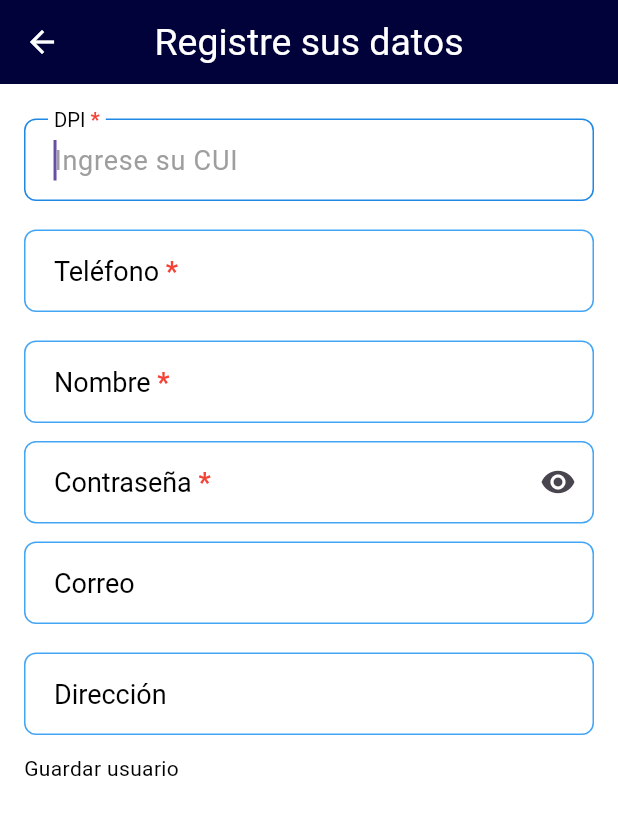
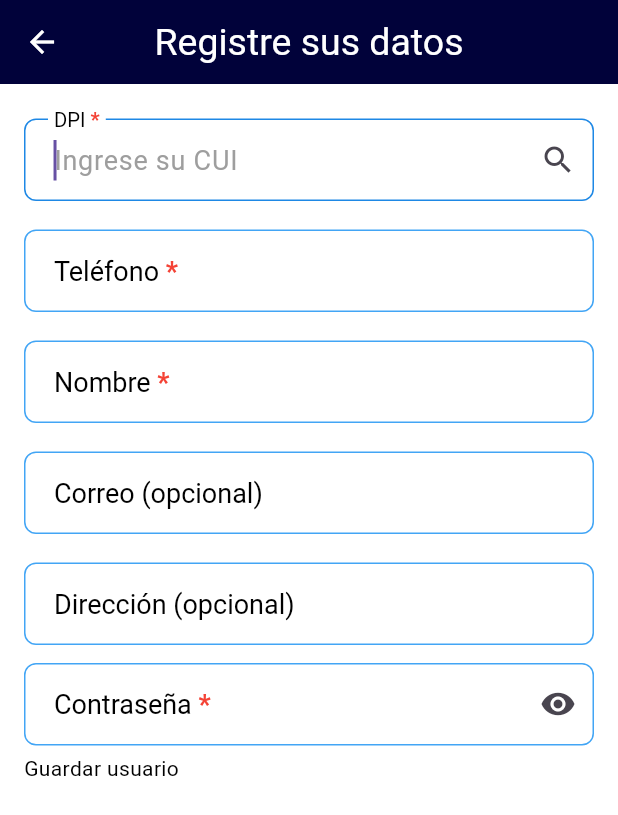
Before and after one commit to herbert-ovalle/app-el-bienestar, a Flutter app: the FormularioComponent screen opened directly, on a phone screen of 412 x 824 dp. Shown: the top 815 px of the screen. Run offline on Flutter 3.47's test engine with Material 3 defaults, Android fonts, the phone set to English and light mode, and no system bars; our stand-ins replace flutter_multi_formatter, flutter_secure_storage, flutter_svg, font_awesome_flutter, geolocator, google_maps_flutter and 5 more; missing offline and left inert: async_button_builder, dart_jsonwebtoken, xml2json; accounts and stored records are empty; network calls fail.

```diff
--- a/lib/component/fomulariosolicitud.component.dart
+++ b/lib/component/fomulariosolicitud.component.dart
@@ -1,3 +1,4 @@
+import 'package:app_bienestar/class/preferences.theme.dart';
 import 'package:app_bienestar/component/formgeneral.component.dart';
 import 'package:app_bienestar/component/spiner-asincrono.component.dart';
 import 'package:app_bienestar/models/z_model.dart';
@@ -40,7 +41,7 @@ class _FormularioSolicitudState extends State<FormularioSolicitud> {
       child: Container(
         width: MediaQuery.of(context).size.width * 0.95,
         decoration: BoxDecoration(
-          color: Colors.white,
+          color: Preferences.isDarkmode ? Colors.grey[800] : Colors.white,
           borderRadius: BorderRadius.circular(10),
         ),
         padding: const EdgeInsets.all(20),
@@ -57,7 +58,7 @@ class _FormularioSolicitudState extends State<FormularioSolicitud> {
                 ),
                 const SizedBox(height: 15),
                 InputForm(
-                    name: "cui",
+                    name: "dpi",
                     controller: _cuiController,
                     focusNode: _cuiFocus,
                     label: "DPI",
@@ -65,6 +66,7 @@ class _FormularioSolicitudState extends State<FormularioSolicitud> {
                     keyboardType: TextInputType.number,
                     campoObli: true,
                     autoFocus: true,
+                    suffixIcon: Icon(Icons.search),
                     formatters: [
                       MaskTextInputFormatter(
                           mask: '#### ##### ####',
--- a/lib/component/formgeneral.component.dart
+++ b/lib/component/formgeneral.component.dart
@@ -1,16 +1,15 @@
-import 'package:app_bienestar/component/spiner-asincrono.component.dart';
 import 'package:app_bienestar/models/validador.model.dart';
-import 'package:app_bienestar/providers/guardar_usuario.dart';
 import 'package:app_bienestar/providers/registro_user.dart';
-import 'package:app_bienestar/screen/login.screen.dart';
 import 'package:app_bienestar/themes/tema_app.dart';
 import 'package:flutter/material.dart';
 import 'package:flutter/services.dart';
 import 'package:provider/provider.dart';
 
+import '../services/z_service.dart';
+
 class InputForm extends StatefulWidget {
-  const InputForm({
-    super.key,
+  const InputForm(
+      {super.key,
       required this.controller,
       required this.label,
       required this.hint,
@@ -24,7 +23,7 @@ class InputForm extends StatefulWidget {
       this.campoObli = false,
       this.validar,
       this.maxlines = 1,
-  });
+      this.suffixIcon});
 
   final String name;
   final TextEditingController controller;
@@ -39,6 +38,7 @@ class InputForm extends StatefulWidget {
   final bool campoObli;
   final Validar? validar;
   final int? maxlines;
+  final Widget? suffixIcon;
 
   @override
   State<InputForm> createState() => _InputFormState();
@@ -83,6 +83,7 @@ class _InputFormState extends State<InputForm> {
             ? TextInputAction.next
             : TextInputAction.done,
         decoration: AppTheme.inputDecoration(
+            suffixIcon: widget.suffixIcon,
             label: widget.label,
             hint: widget.hint,
             requerido: widget.campoObli),
@@ -94,28 +95,7 @@ class _InputFormState extends State<InputForm> {
         },
         onChanged: (value) async {
           if (widget.name == "dpi" && value.length == 15) {
-            final rsdpi = await showLoadingDialog(
-                context, UsuarioAsociadoN().validarDPI(value));
-
-            if (rsdpi.respuesta == "success") {
-              Navigator.push(
-                  // ignore: use_build_context_synchronously
-                  context,
-                  MaterialPageRoute(
-                      builder: (context) => BankLoginScreen(
-                            dpiI: value,
-                          )));
-              // ignore: use_build_context_synchronously
-              ScaffoldMessenger.of(context).showSnackBar(
-                SnackBar(
-                    content: Text("Ya tiene usuario ingrese su contraseña")),
-              );
-            } else {
-              // ignore: use_build_context_synchronously
-              ScaffoldMessenger.of(context).showSnackBar(
-                SnackBar(content: Text(rsdpi.mensaje)),
-              );
-            }
+            await validarCUIngresado(context, value);
           }
           datoUser.datosUsuario[widget.name] = value;
         },
--- a/lib/component/formulario.component.dart
+++ b/lib/component/formulario.component.dart
@@ -4,6 +4,7 @@ import 'package:app_bienestar/models/z_model.dart';
 import 'package:app_bienestar/providers/guardar_usuario.dart';
 import 'package:app_bienestar/providers/registro_user.dart';
 import 'package:app_bienestar/screen/login.screen.dart';
+import 'package:app_bienestar/services/z_service.dart';
 import 'package:app_bienestar/themes/tema_app.dart';
 import 'package:async_button_builder/async_button_builder.dart';
 import 'package:flutter/material.dart';
@@ -11,8 +12,9 @@ import 'package:provider/provider.dart';
 import 'package:mask_text_input_formatter/mask_text_input_formatter.dart';
 
 class FormularioComponent extends StatefulWidget {
-  const FormularioComponent({super.key});
+  const FormularioComponent({super.key, this.infoIni});
 
+  final CargarInfoPre? infoIni;
   @override
   State<FormularioComponent> createState() => _FormularioComponentState();
 }
@@ -27,10 +29,25 @@ class _FormularioComponentState extends State<FormularioComponent> {
   final TextEditingController _telefonoController = TextEditingController();
   final TextEditingController _direccionController = TextEditingController();
   final TextEditingController _contrasenaController = TextEditingController();
+  bool mostrarTelAso = false;
 
   final FocusNode _dpiFocus = FocusNode();
   final FocusNode _telefonoFocus = FocusNode();
   final FocusNode _nombreFocus = FocusNode();
+
+  @override
+  void initState() {
+    Future.microtask(() {
+      if (widget.infoIni != null) {
+        mostrarTelAso = true;
+        _dpiController.text = widget.infoIni!.dpi.toString();
+        _nombreController.text = widget.infoIni!.nombres;
+        _correoController.text = widget.infoIni!.correoElectronico;
+      }
+    });
+
+    super.initState();
+  }
 
   @override
   void dispose() {
@@ -56,7 +73,18 @@ class _FormularioComponentState extends State<FormularioComponent> {
       appBar: AppBar(title: Text("Registre sus datos")),
       body: Padding(
         padding: EdgeInsets.all(16.0),
-        child: Form(
+        child: Consumer<DatosUsuarioProvider>(
+            builder: (BuildContext context, value, Widget? child) {
+          print(value.lastFunctionCalled);
+          if (value.lastFunctionCalled == "limpiarTodo") {
+            _telefonoController.clear();
+            _nombreController.clear();
+            _correoController.clear();
+            _direccionController.clear();
+            _contrasenaController.clear();
+            mostrarTelAso = false;
+          }
+          return Form(
             key: _formKey,
             autovalidateMode: AutovalidateMode.onUserInteraction,
             child: SingleChildScrollView(
@@ -75,6 +103,17 @@ class _FormularioComponentState extends State<FormularioComponent> {
                       autoFocus: true,
                       focusNode: _dpiFocus,
                       nextFocus: _telefonoFocus,
+                      suffixIcon: IconButton(
+                          onPressed: () async {
+                            if (_dpiController.text.length == 15) {
+                              await validarCUIngresado(
+                                  context, _dpiController.text);
+                            } else {
+                              await ReproductorMusic()
+                                  .showBankSnackBar("Dígite su CUI");
+                            }
+                          },
+                          icon: Icon(Icons.search)),
                       formatters: [
                         MaskTextInputFormatter(
                             mask: '#### ##### ####',
@@ -82,10 +121,26 @@ class _FormularioComponentState extends State<FormularioComponent> {
                       ],
                       validar: Validar(maxLength: 15, minLength: 15)),
 
+                  if (mostrarTelAso)
+                    Container(
+                      padding: EdgeInsets.all(12),
+                      alignment: AlignmentDirectional.center,
+                      width: MediaQuery.of(context).size.height,
+                      decoration: BoxDecoration(
+                        border: Border.all(
+                            color: Colors.purple), // Cambia el color del borde
+                        borderRadius: BorderRadius.circular(8),
+                        color: Colors.grey[200], // Fondo gris claro
+                      ),
+                      child: Text(
+                        "Teléfono: ${widget.infoIni!.telefono}",
+                        style: TextStyle(color: Colors.purple, fontSize: 16),
+                      ),
+                    ),
                   InputForm(
                       name: "telefono",
                       controller: _telefonoController,
-                    label: "Teléfono",
+                      label: !mostrarTelAso ? 'Teléfono' : 'Confirmar teléfono',
                       hint: "Ingrese su teléfono",
                       keyboardType: TextInputType.phone,
                       focusNode: _telefonoFocus,
@@ -108,9 +163,7 @@ class _FormularioComponentState extends State<FormularioComponent> {
                       campoObli: true,
                       validar: Validar(maxLength: 60, minLength: 12)),
 
-                // Contraseña
-                _buildPasswordField(),
-
+                  if (!mostrarTelAso)
                     InputForm(
                       name: "correo",
                       controller: _correoController,
@@ -138,19 +191,31 @@ class _FormularioComponentState extends State<FormularioComponent> {
                       label: "Dirección",
                       hint: "Ingrese su dirección"),
 
+                  // Contraseña
+                  _buildPasswordField(),
+
                   // Botón de envío
-                _buildSubmitButton(context),
+                  _buildSubmitButton(
+                      context,
+                      widget.infoIni ??
+                          CargarInfoPre(
+                              nombres: "",
+                              telefono: "",
+                              correoElectronico: "",
+                              dpi: "",
+                              esAsociado: true)),
                 ],
               ),
             ),
-        ),
+          );
+        }),
       ),
     );
   }
 
   /// Campo de contraseña con botón de "ver contraseña"
   Widget _buildPasswordField() {
-    final dato = Provider.of<DatosUsuarioProvider>(context);
+    final dato = Provider.of<DatosUsuarioProvider>(context, listen: false);
     return SizedBox(
       width: MediaQuery.of(context).size.width > 600 ? 300 : double.infinity,
       child: TextFormField(
@@ -164,6 +229,7 @@ class _FormularioComponentState extends State<FormularioComponent> {
           suffixIcon: IconButton(
             icon: Icon(_showPassword ? Icons.visibility_off : Icons.visibility),
             onPressed: () {
+              dato.lastFunctionCalled = "ninguno";
               setState(() {
                 _showPassword = !_showPassword;
               });
@@ -185,7 +251,7 @@ class _FormularioComponentState extends State<FormularioComponent> {
   }
 
   /// Botón de envío del formulario
-  Widget _buildSubmitButton(BuildContext context) {
+  Widget _buildSubmitButton(BuildContext context, CargarInfoPre infoAsociado) {
     final datoUser = Provider.of<DatosUsuarioProvider>(context);
     return SizedBox(
       width: double.infinity,
@@ -194,7 +260,9 @@ class _FormularioComponentState extends State<FormularioComponent> {
           if (_formKey.currentState!.validate()) {
             FocusScope.of(context).unfocus();
             FocusManager.instance.primaryFocus?.unfocus();
-            final datUser = RegistroUsuario.fromJson(datoUser.datosUsuario);
+            final datUser = RegistroUsuario.fromJson(
+                {...infoAsociado.toJson(), ...datoUser.datosUsuario});
+
             Respuesta res = await showLoadingDialog(
                 context, UsuarioAsociadoN().guardarAsociado(datUser.toJson()));
 
--- a/lib/component/inforequisitos.component.dart
+++ b/lib/component/inforequisitos.component.dart
@@ -1,4 +1,5 @@
 // Método para mostrar los requisitos en un AlertDialog
+import 'package:app_bienestar/class/preferences.theme.dart';
 import 'package:app_bienestar/models/z_model.dart';
 import 'package:flutter/material.dart';
 
@@ -27,7 +28,7 @@ void mostrarRequisitos(
           color: Colors.black12,
           width: MediaQuery.of(context).size.width * 0.94,
           child: Card(
-            color: Colors.white,
+            color: Preferences.isDarkmode ? Colors.grey[700] : Colors.white,
             shape:
                 RoundedRectangleBorder(borderRadius: BorderRadius.circular(12)),
             elevation: 4, // Sombra para mejor apariencia
--- a/lib/component/productos.component.dart
+++ b/lib/component/productos.component.dart
@@ -76,7 +76,7 @@ class ProductosScreen extends StatelessWidget {
                               ? LinearGradient(
                                   begin: Alignment.topCenter,
                                   end: Alignment.bottomCenter,
-                                  colors: <Color>[Colors.orange, Colors.red],
+                                  colors: <Color>[const Color.fromARGB(255, 66, 66, 66), Color.fromARGB(255, 94, 94, 94)],
                                   stops: <double>[0.0, 1.0],
                                 )
                               : null,
--- a/lib/models/datosUsuario.model.dart
+++ b/lib/models/datosUsuario.model.dart
@@ -9,6 +9,7 @@ class RegistroUsuario {
   final String? direccion;
   final String? usuario;
   final String contrasena;
+  final bool? esAsociado;
 
   RegistroUsuario({
     required this.nombres,
@@ -18,6 +19,7 @@ class RegistroUsuario {
     this.direccion,
     this.usuario,
     required this.contrasena,
+    this.esAsociado,
   });
 
   factory RegistroUsuario.fromRawJson(String str) =>
@@ -34,6 +36,7 @@ class RegistroUsuario {
         direccion: json["direccion"] ?? "",
         usuario: json["usuario"] ?? json["dpi"].replaceAll(" ", ""),
         contrasena: encriptarContrasena(json["contrasena"] ?? ""),
+        esAsociado: json["esAsociado"] ?? true
       );
 
   Map<String, dynamic> toJson() => {
@@ -44,9 +47,9 @@ class RegistroUsuario {
         "direccion": direccion,
         "usuario": usuario,
         "contrasena": contrasena,
+        "esAsociado": esAsociado
       };
 }
-
 
 class LoginModel {
   final String usuario;
--- /dev/null
+++ b/lib/models/infopreliminar.model.dart
@@ -0,0 +1,38 @@
+import 'dart:convert';
+
+class CargarInfoPre {
+  final String nombres;
+  final String telefono;
+  final String correoElectronico;
+  final String dpi;
+  final bool esAsociado;
+
+  CargarInfoPre({
+    required this.nombres,
+    required this.telefono,
+    required this.correoElectronico,
+    required this.dpi,
+    required this.esAsociado
+  });
+
+  factory CargarInfoPre.fromRawJson(String str) =>
+      CargarInfoPre.fromJson(json.decode(str));
+
+  String toRawJson() => json.encode(toJson());
+
+  factory CargarInfoPre.fromJson(Map<String, dynamic> json) => CargarInfoPre(
+        nombres: json["nombres"] ?? "",
+        telefono: json["telefono"] ?? "",
+        correoElectronico: json["correoElectronico"] ?? "",
+        dpi: json["dpi"] ?? "",
+        esAsociado: json["esAsociado"] ?? true
+      );
+
+  Map<String, dynamic> toJson() => {
+        "nombres": nombres,
+        "telefono": telefono,
+        "correoElectronico": correoElectronico,
+        "dpi": dpi,
+        "esAsociado":esAsociado
+      };
+}
--- a/lib/models/z_model.dart
+++ b/lib/models/z_model.dart
@@ -5,3 +5,4 @@ export 'package:app_bienestar/models/respuesta.model.dart';
 export 'package:app_bienestar/models/productos_catalogo.model.dart';
 export 'package:app_bienestar/models/registrosolicitud.model.dart';
 export 'package:app_bienestar/models/datos_asociado.model.dart';
+export 'package:app_bienestar/models/infopreliminar.model.dart';
--- a/lib/providers/guardar_usuario.dart
+++ b/lib/providers/guardar_usuario.dart
@@ -1,6 +1,5 @@
 import 'package:app_bienestar/models/z_model.dart';
 import 'package:app_bienestar/services/z_service.dart';
-
 import 'package:flutter/material.dart';
 
 class UsuarioAsociadoN extends ChangeNotifier {
--- a/lib/providers/tasa_cambio.dart
+++ b/lib/providers/tasa_cambio.dart
@@ -9,4 +9,10 @@ class DatosTasaCambio extends ChangeNotifier {
 
   String get datosUsuario => _tasaCambio;
 
+  void limpiarDatos() {
+    //_datosUsuario.clear();
+    notifyListeners();
+  }
+
+
 }
--- a/lib/screen/login.screen.dart
+++ b/lib/screen/login.screen.dart
@@ -71,7 +71,7 @@ class _BankLoginScreenState extends State<BankLoginScreen>
             mensaje:
                 "Ingrese el código de acceso enviado anteriormente a su teléfono");
       } else {
-        await SaveLocal().deleteAll();
+        await SaveLocal().deleteSession();
         // ignore: use_build_context_synchronously
         ScaffoldMessenger.of(context).showSnackBar(
           SnackBar(
@@ -334,7 +334,7 @@ class _BankLoginScreenState extends State<BankLoginScreen>
 
       Respuesta res;
 
-      await SaveLocal().deleteAll();
+      await SaveLocal().deleteSession();
       res = await showLoadingDialog(
           // ignore: use_build_context_synchronously
           context,
--- a/lib/screen/productosaso.screen.dart
+++ b/lib/screen/productosaso.screen.dart
@@ -108,7 +108,7 @@ class _InformacionAsociadoState extends State<InformacionAsociado> {
                                 final res = snapshot.data!;
                                 if (res.respuesta != "success") {
                                   if (res.eliSess == 1) {
-                                    SaveLocal().deleteAll().then((_) => {});
+                                    SaveLocal().deleteSession().then((_) => {});
                                   }
 
                                   return Center(
--- a/lib/services/servilocal.services.dart
+++ b/lib/services/servilocal.services.dart
@@ -23,4 +23,10 @@ class SaveLocal {
   Future<void> delete(String key) async {
     return await storage.delete(key: key);
   }
+
+  Future<void> deleteSession() async {
+    await delete("token");
+    await delete("idSession");
+    await delete("user");
+  }
 }
--- a/lib/services/validarotp.services.dart
+++ b/lib/services/validarotp.services.dart
@@ -73,7 +73,7 @@ void mostrarDialogoOTP(BuildContext context,
                               ElevatedButton(
                                 onPressed: () async {
                                   if (!isLoading) {
-                                    await SaveLocal().deleteAll();
+                                    await SaveLocal().deleteSession();
                                     // ignore: use_build_context_synchronously
                                     Navigator.pop(dialogContext);
                                   }
--- a/lib/themes/tema_app.dart
+++ b/lib/themes/tema_app.dart
@@ -6,7 +6,8 @@ class AppTheme {
       {Widget? suffixIcon,
       required String label,
       required String hint,
-      required bool requerido}) {
+      required bool requerido,
+      OutlineInputBorder? disabledBord}) {
     return InputDecoration(
       label: RichText(
         text: TextSpan(
@@ -18,6 +19,12 @@ class AppTheme {
                 text: ' *',
                 style:
                     TextStyle(color: Colors.red, fontWeight: FontWeight.bold),
+              ),
+            if(!requerido)
+              TextSpan(
+                text :' (opcional)',
+                style:
+                    TextStyle(color: Preferences.isDarkmode ? null : Colors.black),
               ),
           ],
         ),
@@ -49,6 +56,7 @@ class AppTheme {
         borderRadius: BorderRadius.circular(8),
         borderSide: BorderSide(color: Colors.red.shade600, width: 1),
       ),
+      disabledBorder: disabledBord,
       contentPadding: EdgeInsets.symmetric(vertical: 14, horizontal: 16),
     );
   }
```
Also changed, not shown: lib/providers/registro_user.dart (+5 -7 lines), lib/services/serviciogeneral.services.dart (+48 -1 lines). Lines whose indentation alone changed are shown as unchanged.
